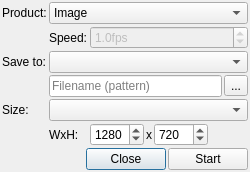
Qt form src/export/export_image_dialog.ui (metno/diana) before a commit.
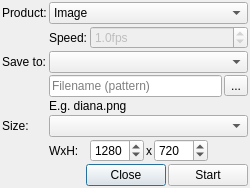
The same form after that commit.

Commit message: export dialog: add filename hint

```diff
--- a/src/export/export_image_dialog.ui
+++ b/src/export/export_image_dialog.ui
@@ -56,7 +56,7 @@
      </property>
     </widget>
    </item>
-   <item row="6" column="1">
+   <item row="7" column="1">
     <widget class="QLabel" name="labelSizeWxH">
      <property name="text">
       <string>WxH:</string>
@@ -100,7 +100,7 @@
      </property>
     </widget>
    </item>
-   <item row="5" column="1" colspan="2">
+   <item row="6" column="1" colspan="2">
     <widget class="QComboBox" name="comboSize"/>
    </item>
    <item row="1" column="1">
@@ -113,7 +113,7 @@
      </property>
     </widget>
    </item>
-   <item row="7" column="0" colspan="3">
+   <item row="8" column="0" colspan="3">
     <layout class="QHBoxLayout" name="horizontalLayout">
      <item>
       <spacer name="spacerButtons">
@@ -144,7 +144,7 @@
      </item>
     </layout>
    </item>
-   <item row="6" column="2">
+   <item row="7" column="2">
     <layout class="QHBoxLayout" name="horizontalLayout_2">
      <property name="spacing">
       <number>2</number>
@@ -206,7 +206,7 @@
      </item>
     </layout>
    </item>
-   <item row="5" column="0">
+   <item row="6" column="0">
     <widget class="QLabel" name="labelSize">
      <property name="text">
       <string>Size:</string>
@@ -216,6 +216,13 @@
      </property>
     </widget>
    </item>
+   <item row="5" column="1" colspan="2">
+    <widget class="QLabel" name="labelFilenameHint">
+     <property name="text">
+      <string notr="true">E.g. diana.png</string>
+     </property>
+    </widget>
+   </item>
    <item row="4" column="1" colspan="2">
     <layout class="QHBoxLayout" name="horizontalLayout_3" stretch="1,0">
      <property name="spacing">
```
The commit also changes 7 other files.
